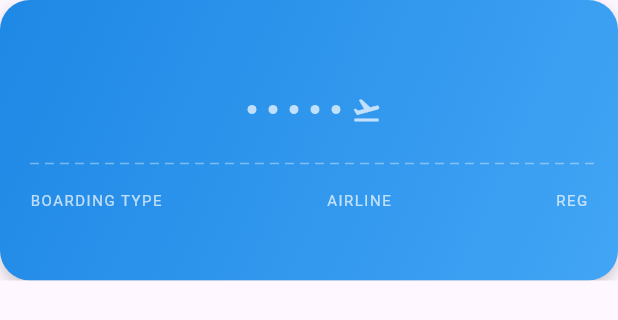
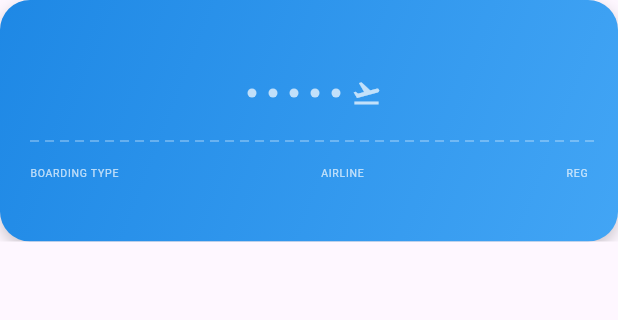
Before and after one commit to jiyuujin/mileage-run, a Flutter app: the BoardingCard widget shown alone on an empty page, opened directly with empty values, on a phone screen of 412 x 824 dp. Shown: the top 320 px of the screen. Run offline on Flutter 3.47's test engine with Material 3 defaults, Android fonts, the phone set to English and light mode, and no system bars; our stand-ins replace cloud_firestore, firebase_auth, firebase_core, firebase_storage, flutter_hooks, flutter_map and 7 more; accounts and stored records are empty.

Commit message:
fix: モバイル対応

```diff
--- a/lib/components/boarding_card.dart
+++ b/lib/components/boarding_card.dart
@@ -21,6 +21,9 @@ class BoardingCard extends StatelessWidget {
 
   @override
   Widget build(BuildContext context) {
+    final screenWidth = MediaQuery.of(context).size.width;
+    final isMobile = screenWidth < 600;
+
     return ClipPath(
       clipper: TicketClipper(),
       child: Container(
@@ -45,10 +48,10 @@ class BoardingCard extends StatelessWidget {
           children: [
             Text(
               boardedAt,
-              style: const TextStyle(
+              style: TextStyle(
                 color: Colors.white70,
                 fontWeight: FontWeight.bold,
-                fontSize: 14,
+                fontSize: isMobile ? 10 : 14,
               ),
             ),
             const SizedBox(height: 12),
@@ -58,15 +61,10 @@ class BoardingCard extends StatelessWidget {
                 Row(
                   mainAxisAlignment: MainAxisAlignment.spaceBetween,
                   children: [
-                    _AirportCodeRich(code: departure),
-                    _AirportCodeRich(code: arrival),
+                    _AirportCodeRich(code: departure, isMobile: isMobile),
+                    _AirportCodeRich(code: arrival, isMobile: isMobile),
                   ],
                 ),
-                // const Icon(
-                //   Icons.flight_takeoff,
-                //   color: Colors.white70,
-                //   size: 28,
-                // ),
                 const DotsToFlightAnimation(),
               ],
             ),
@@ -76,9 +74,9 @@ class BoardingCard extends StatelessWidget {
             Row(
               mainAxisAlignment: MainAxisAlignment.spaceBetween,
               children: [
-                _InfoColumnRich(title: 'Boarding Type', value: boardingType),
-                _InfoColumnRich(title: 'Airline', value: airline),
-                _InfoColumnRich(title: 'Reg', value: registration),
+                _InfoColumnRich(title: 'Boarding Type', value: boardingType, isMobile: isMobile),
+                _InfoColumnRich(title: 'Airline', value: airline, isMobile: isMobile),
+                _InfoColumnRich(title: 'Reg', value: registration, isMobile: isMobile),
               ],
             ),
           ],
@@ -90,18 +88,19 @@ class BoardingCard extends StatelessWidget {
 
 class _AirportCodeRich extends StatelessWidget {
   final String code;
+  final bool isMobile;
 
-  const _AirportCodeRich({required this.code});
+  const _AirportCodeRich({required this.code, this.isMobile = false});
 
   @override
   Widget build(BuildContext context) {
     return Text(
       code,
-      style: const TextStyle(
+      style: TextStyle(
         color: Colors.white,
-        fontSize: 28,
+        fontSize: isMobile ? 16 : 28,
         fontWeight: FontWeight.bold,
-        letterSpacing: 2,
+        letterSpacing: isMobile ? 0.5 : 2,
       ),
     );
   }
@@ -110,32 +109,41 @@ class _AirportCodeRich extends StatelessWidget {
 class _InfoColumnRich extends StatelessWidget {
   final String title;
   final String value;
+  final bool isMobile;
 
-  const _InfoColumnRich({required this.title, required this.value});
+  const _InfoColumnRich({
+    required this.title,
+    required this.value,
+    this.isMobile = false,
+  });
 
   @override
   Widget build(BuildContext context) {
-    return Column(
+    return Flexible(
+      child: Column(
         crossAxisAlignment: CrossAxisAlignment.start,
         children: [
           Text(
             title.toUpperCase(),
-          style: const TextStyle(
+            style: TextStyle(
               color: Colors.white70,
-            fontSize: 10,
-            letterSpacing: 1,
+              fontSize: isMobile ? 7 : 10,
+              letterSpacing: 0.5,
             ),
+            overflow: TextOverflow.ellipsis,
           ),
           const SizedBox(height: 4),
           Text(
             value,
-          style: const TextStyle(
+            style: TextStyle(
               color: Colors.white,
-            fontSize: 16,
+              fontSize: isMobile ? 11 : 16,
               fontWeight: FontWeight.bold,
             ),
+            overflow: TextOverflow.ellipsis,
           ),
         ],
+      ),
     );
   }
 }
```
Lines whose indentation alone changed are shown as unchanged.
